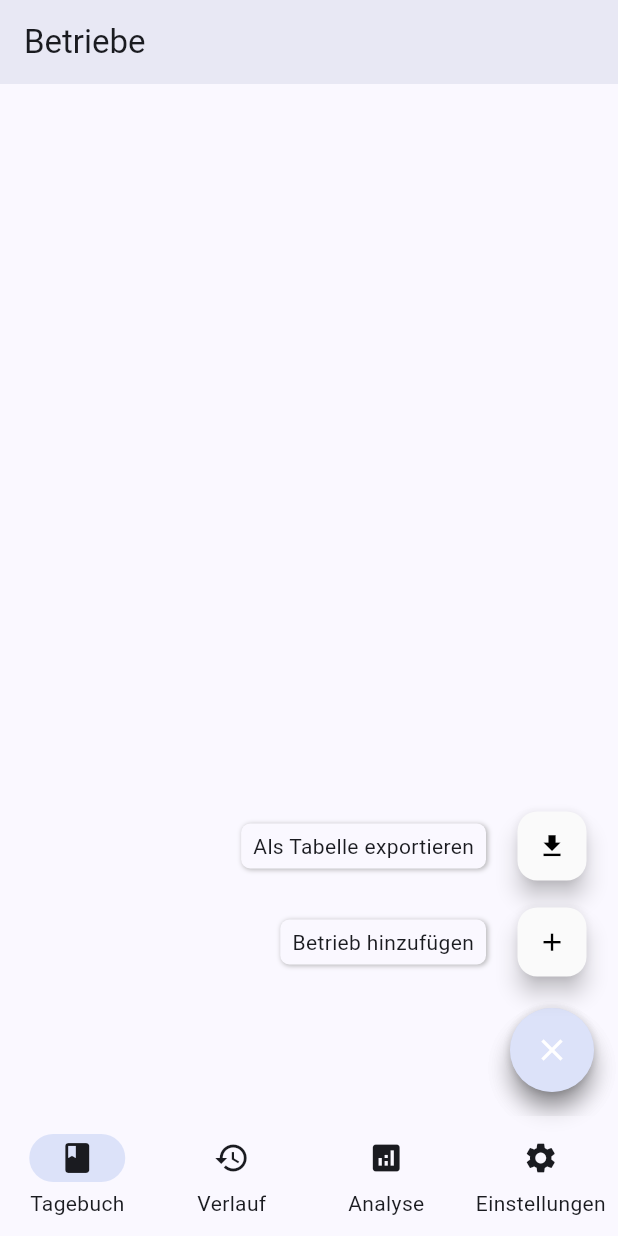
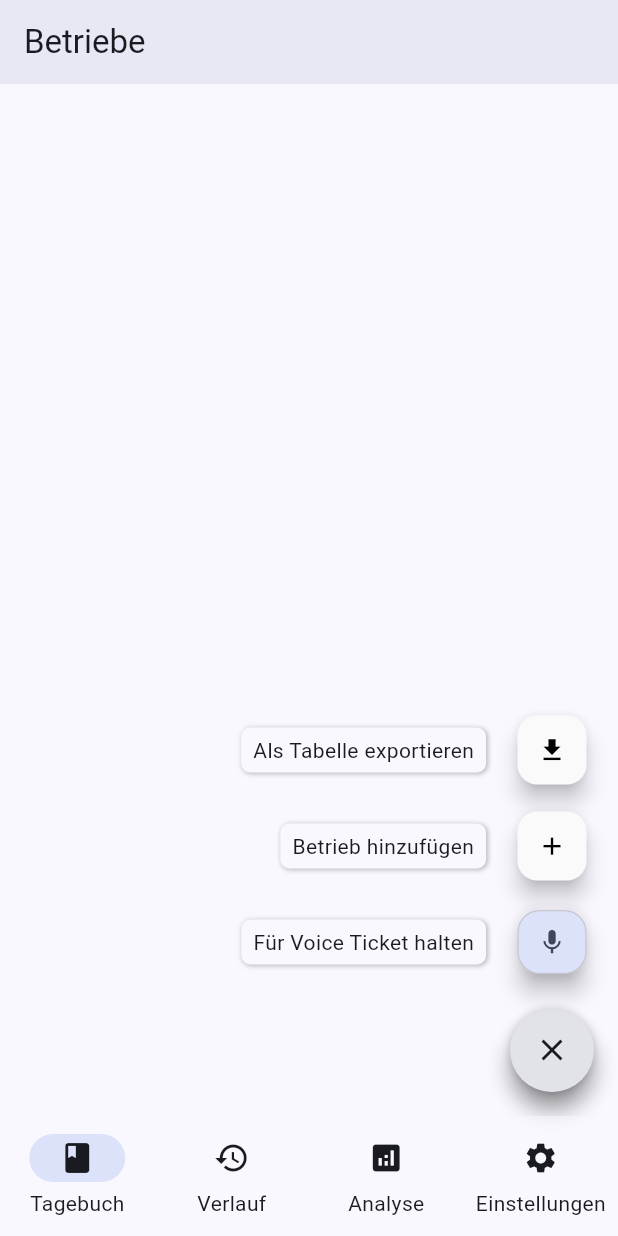
Before and after one commit to PhilippIcking/tier_monitor, a Flutter app: the screen it shows after launch, after a tap on the "add" icon, on a phone screen of 412 x 824 dp. Run offline on Flutter 3.47's test engine with Material 3 defaults, Android fonts, the light colour scheme and no system bars; drawn by our look-alikes of flutter_speed_dial; our stand-ins replace fl_chart, share_plus, shared_preferences, sqflite; missing offline and left inert: excel; accounts and stored records are empty.

Commit message:
Added Voice Tickets

```diff
--- a/lib/pages/homepage.dart
+++ b/lib/pages/homepage.dart
@@ -7,6 +7,7 @@ import 'package:share_plus/share_plus.dart';
 import 'package:flutter_speed_dial/flutter_speed_dial.dart';
 import 'dart:io';
 import 'package:tier_monitor/pages/second_layer.dart';
+import 'package:tier_monitor/pages/voice_tickets_page.dart';
 import 'package:tier_monitor/db/app_database.dart';
 import 'package:tier_monitor/sync/self_hosted_sync_models.dart';
 import 'package:tier_monitor/sync/self_hosted_sync_service.dart';
@@ -22,6 +23,8 @@ class _WidgetListState extends State<WidgetList>
     with SingleTickerProviderStateMixin {
   List<String> _widgetNames = [];
   final SelfHostedSyncService _syncService = SelfHostedSyncService.instance;
+  final VoiceTicketController _voiceTicketController =
+      VoiceTicketController.instance;
   SyncStatus _syncStatus = const SyncStatus.initial();
   late final AnimationController _syncIconController;
 
@@ -34,17 +37,20 @@ class _WidgetListState extends State<WidgetList>
     );
     _loadWidgetNames();
     _syncService.status.addListener(_onSyncStatusChanged);
+    _voiceTicketController.addListener(_onVoiceTicketChanged);
     _syncStatus = _syncService.status.value;
     _updateSyncAnimation();
     Future.microtask(() async {
       await _syncService.initialize();
       await _syncService.refreshConfig();
+      await _voiceTicketController.initialize();
     });
   }
 
   @override
   void dispose() {
     _syncService.status.removeListener(_onSyncStatusChanged);
+    _voiceTicketController.removeListener(_onVoiceTicketChanged);
     _syncIconController.dispose();
     super.dispose();
   }
@@ -55,6 +61,16 @@ class _WidgetListState extends State<WidgetList>
       _syncStatus = _syncService.status.value;
     });
     _updateSyncAnimation();
+  }
+
+  void _onVoiceTicketChanged() {
+    if (!mounted) return;
+    final message = _voiceTicketController.consumeError();
+    setState(() {});
+    if (message == null) return;
+    ScaffoldMessenger.of(context).showSnackBar(
+      SnackBar(content: Text(message)),
+    );
   }
 
   void _updateSyncAnimation() {
@@ -102,6 +118,95 @@ class _WidgetListState extends State<WidgetList>
       SnackBar(content: Text(result.message)),
     );
     await _syncService.refreshConfig();
+  }
+
+  Future<void> _openVoiceTickets() async {
+    await Navigator.push(
+      context,
+      MaterialPageRoute(
+        builder: (context) => const VoiceTicketsPage(),
+      ),
+    );
+    if (!mounted) return;
+    setState(() {});
+  }
+
+  Widget _buildVoiceRecordDialChild() {
+    return AnimatedBuilder(
+      animation: _voiceTicketController,
+      builder: (context, _) {
+        return Listener(
+          onPointerDown: (_) => _voiceTicketController.startRecordingFromPress(),
+          onPointerUp: (_) => _voiceTicketController.stopRecordingFromPress(),
+          onPointerCancel: (_) =>
+              _voiceTicketController.stopRecordingFromPress(),
+          child: AnimatedContainer(
+            duration: const Duration(milliseconds: 120),
+            width: 68,
+            height: 52,
+            decoration: BoxDecoration(
+              color: _voiceTicketController.isRecording
+                  ? Theme.of(context).colorScheme.error
+                  : Theme.of(context).secondaryHeaderColor,
+              borderRadius: BorderRadius.circular(18),
+              border: Border.all(
+                color: Theme.of(context).colorScheme.outlineVariant,
+                width: 1,
+              ),
+            ),
+            child: Stack(
+              clipBehavior: Clip.none,
+              alignment: Alignment.center,
+              children: [
+                Icon(
+                  _voiceTicketController.isRecording
+                      ? Icons.radio_button_on
+                      : Icons.mic,
+                  color: _voiceTicketController.isRecording
+                      ? Theme.of(context).colorScheme.onError
+                      : Theme.of(context).colorScheme.onSecondaryContainer,
+                ),
+              ],
+            ),
+          ),
+        );
+      },
+    );
+  }
+
+  Widget _buildVoiceTicketListFab() {
+    return Stack(
+      clipBehavior: Clip.none,
+      children: [
+        FloatingActionButton.small(
+          heroTag: 'voice_ticket_list_fab',
+          tooltip: 'Voice Tickets',
+          onPressed: _openVoiceTickets,
+          child: const Icon(Icons.list_alt),
+        ),
+        if (_voiceTicketController.hasOpenTickets)
+          Positioned(
+            right: -4,
+            top: -4,
+            child: Container(
+              padding: const EdgeInsets.symmetric(horizontal: 5, vertical: 2),
+              constraints: const BoxConstraints(minWidth: 18),
+              decoration: BoxDecoration(
+                color: Theme.of(context).colorScheme.error,
+                borderRadius: BorderRadius.circular(999),
+              ),
+              child: Text(
+                '${_voiceTicketController.openTicketCount}',
+                textAlign: TextAlign.center,
+                style: Theme.of(context).textTheme.labelSmall?.copyWith(
+                      color: Theme.of(context).colorScheme.onError,
+                      fontWeight: FontWeight.w700,
+                    ),
+              ),
+            ),
+          ),
+      ],
+    );
   }
 
   Future<void> _exportData(BuildContext context) async {
@@ -385,14 +490,33 @@ class _WidgetListState extends State<WidgetList>
           },
         ),
       ),
-      floatingActionButton: SpeedDial(
+      floatingActionButton: Row(
+        mainAxisSize: MainAxisSize.min,
+        crossAxisAlignment: CrossAxisAlignment.end,
+        children: [
+          if (_voiceTicketController.hasOpenTickets) ...[
+            _buildVoiceTicketListFab(),
+            const SizedBox(width: 12),
+          ],
+          SpeedDial(
             icon: Icons.add,
             activeIcon: Icons.close,
-        backgroundColor: Theme.of(context).secondaryHeaderColor,
+            backgroundColor: Theme.of(context).colorScheme.surfaceContainerHighest,
+            foregroundColor: Theme.of(context).colorScheme.onSurface,
             overlayOpacity: 0.0,
             spacing: 8,
             spaceBetweenChildren: 8,
             children: [
+              SpeedDialChild(
+                child: _buildVoiceRecordDialChild(),
+                label: _voiceTicketController.isRecording
+                    ? 'Aufnahme läuft'
+                    : 'Für Voice Ticket halten',
+                labelBackgroundColor: Theme.of(context).cardColor,
+                backgroundColor: Colors.transparent,
+                foregroundColor: Colors.transparent,
+                onTap: () {},
+              ),
               SpeedDialChild(
                 child: const Icon(Icons.add),
                 label: 'Betrieb hinzufügen',
@@ -407,6 +531,8 @@ class _WidgetListState extends State<WidgetList>
               ),
             ],
           ),
+        ],
+      ),
     );
   }
 }
```
Lines whose indentation alone changed are shown as unchanged.
